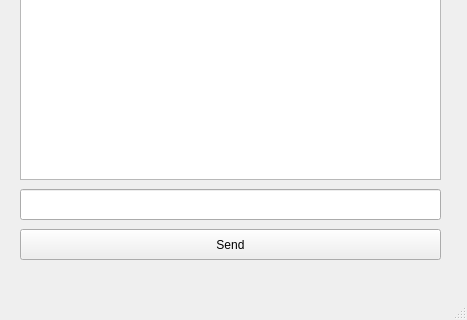
The window that client.ui (Samguitarboy/chatroom_new) describes before a commit, drawn with Qt 5; both pictures show x 0 to 467 and y 371 to 691 of the 467 by 691 pixel window.
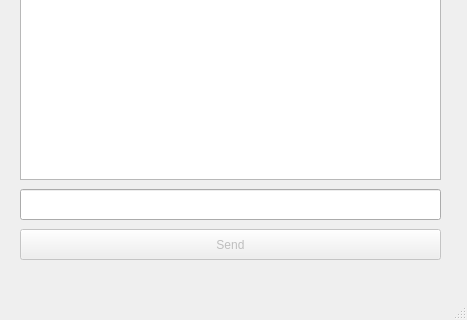
The same window after the commit.

The edit to the form file:
```diff
--- a/client.ui
+++ b/client.ui
@@ -139,6 +139,9 @@
     </property>
    </widget>
    <widget class="QPushButton" name="pushButton_3">
+    <property name="enabled">
+     <bool>false</bool>
+    </property>
     <property name="geometry">
      <rect>
       <x>20</x>
```
